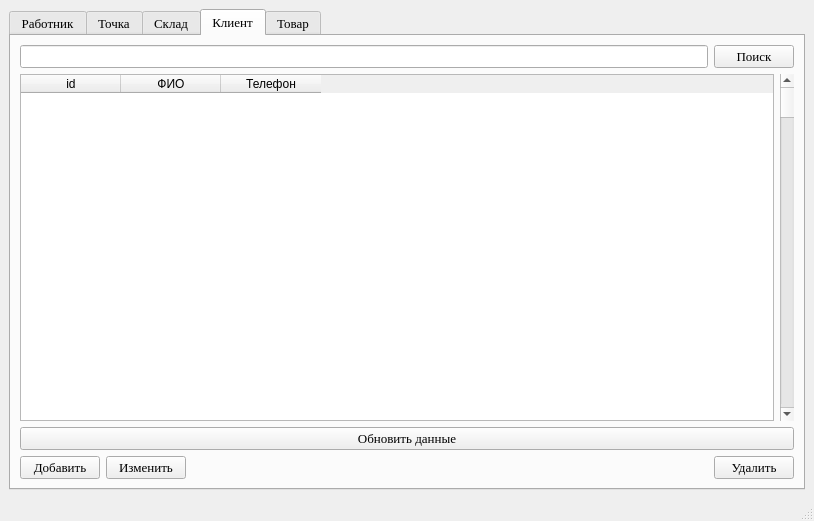
Above: BD.ui from Motich351/Database before the change. Below: the same form after it.
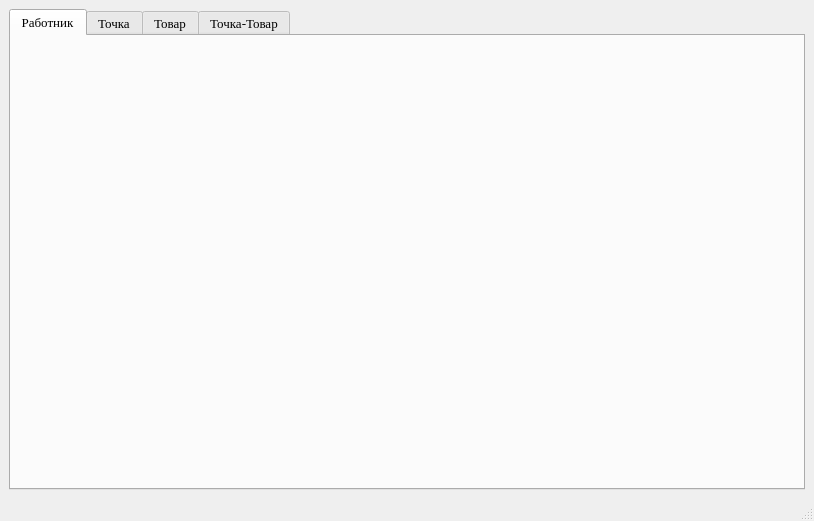
That is the form after the change. The open tabs and pages were chosen to show the change.

Commit message: Need to finish shop_product_tab.py

```diff
--- a/BD.ui
+++ b/BD.ui
@@ -38,188 +38,17 @@
        </attribute>
        <layout class="QVBoxLayout" name="verticalLayout_9"/>
       </widget>
-      <widget class="QWidget" name="Storage">
-       <attribute name="title">
-        <string>Склад</string>
-       </attribute>
-       <layout class="QVBoxLayout" name="verticalLayout_10">
-        <item>
-         <layout class="QVBoxLayout" name="verticalLayout_4">
-          <item>
-           <layout class="QVBoxLayout" name="verticalLayout_3">
-            <item>
-             <layout class="QHBoxLayout" name="horizontalLayout_8">
-              <item>
-               <widget class="QLineEdit" name="lineStorage"/>
-              </item>
-              <item>
-               <widget class="QPushButton" name="SearchStorage">
-                <property name="text">
-                 <string>Поиск</string>
-                </property>
-               </widget>
-              </item>
-             </layout>
-            </item>
-            <item>
-             <layout class="QHBoxLayout" name="horizontalLayout_9">
-              <item>
-               <widget class="QTableWidget" name="tableWidget_3">
-                <column>
-                 <property name="text">
-                  <string>id</string>
-                 </property>
-                </column>
-                <column>
-                 <property name="text">
-                  <string>Название товара </string>
-                 </property>
-                </column>
-                <column>
-                 <property name="text">
-                  <string>Количество на складе</string>
-                 </property>
-                </column>
-                <column>
-                 <property name="text">
-                  <string>Цена</string>
-                 </property>
-                </column>
-                <column>
-                 <property name="text">
-                  <string>Поставщик</string>
-                 </property>
-                </column>
-               </widget>
-              </item>
-              <item>
-               <widget class="QScrollBar" name="verticalScrollBar_3">
-                <property name="orientation">
-                 <enum>Qt::Vertical</enum>
-                </property>
-               </widget>
-              </item>
-             </layout>
-            </item>
-           </layout>
-          </item>
-          <item>
-           <widget class="QPushButton" name="StorageUpdate">
-            <property name="text">
-             <string>Обновить данные</string>
-            </property>
-           </widget>
-          </item>
-         </layout>
-        </item>
-       </layout>
-      </widget>
-      <widget class="QWidget" name="Client">
-       <attribute name="title">
-        <string>Клиент</string>
-       </attribute>
-       <layout class="QVBoxLayout" name="verticalLayout_11">
-        <item>
-         <layout class="QVBoxLayout" name="verticalLayout_6">
-          <item>
-           <layout class="QHBoxLayout" name="horizontalLayout_13">
-            <item>
-             <widget class="QLineEdit" name="lineClient"/>
-            </item>
-            <item>
-             <widget class="QPushButton" name="SearchClient">
-              <property name="text">
-               <string>Поиск</string>
-              </property>
-             </widget>
-            </item>
-           </layout>
-          </item>
-          <item>
-           <layout class="QHBoxLayout" name="horizontalLayout_14">
-            <item>
-             <widget class="QTableWidget" name="tableClient">
-              <column>
-               <property name="text">
-                <string>id</string>
-               </property>
-              </column>
-              <column>
-               <property name="text">
-                <string>ФИО</string>
-               </property>
-              </column>
-              <column>
-               <property name="text">
-                <string>Телефон</string>
-               </property>
-              </column>
-             </widget>
-            </item>
-            <item>
-             <widget class="QScrollBar" name="verticalScrollBar_5">
-              <property name="orientation">
-               <enum>Qt::Vertical</enum>
-              </property>
-             </widget>
-            </item>
-           </layout>
-          </item>
-          <item>
-           <widget class="QPushButton" name="ClientUpdate">
-            <property name="text">
-             <string>Обновить данные</string>
-            </property>
-           </widget>
-          </item>
-          <item>
-           <layout class="QHBoxLayout" name="horizontalLayout_15">
-            <item>
-             <widget class="QPushButton" name="AddClient">
-              <property name="text">
-               <string>Добавить</string>
-              </property>
-             </widget>
-            </item>
-            <item>
-             <widget class="QPushButton" name="ChangeClient">
-              <property name="text">
-               <string>Изменить</string>
-              </property>
-             </widget>
-            </item>
-            <item>
-             <spacer name="horizontalSpacer_3">
-              <property name="orientation">
-               <enum>Qt::Horizontal</enum>
-              </property>
-              <property name="sizeHint" stdset="0">
-               <size>
-                <width>158</width>
-                <height>20</height>
-               </size>
-              </property>
-             </spacer>
-            </item>
-            <item>
-             <widget class="QPushButton" name="DeleteClient">
-              <property name="text">
-               <string>Удалить</string>
-              </property>
-             </widget>
-            </item>
-           </layout>
-          </item>
-         </layout>
-        </item>
-       </layout>
-      </widget>
       <widget class="QWidget" name="Product">
        <attribute name="title">
         <string>Товар</string>
        </attribute>
        <layout class="QVBoxLayout" name="verticalLayout_12"/>
       </widget>
+      <widget class="QWidget" name="shop_product">
+       <attribute name="title">
+        <string>Точка-Товар</string>
+       </attribute>
+      </widget>
      </widget>
     </item>
    </layout>
```
The commit also changes 21 other files.
